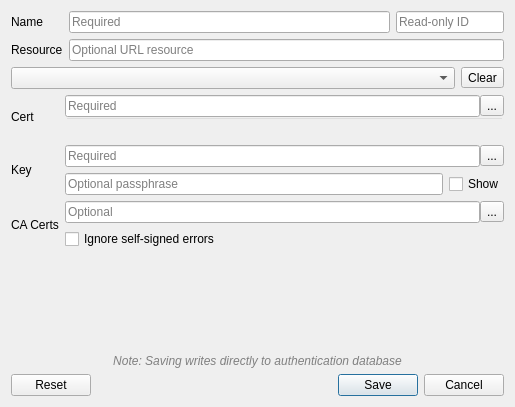
dakcarto/QGIS-Auth, file src/ui/qgsauthenticationconfigwidget.ui: the form before one commit.
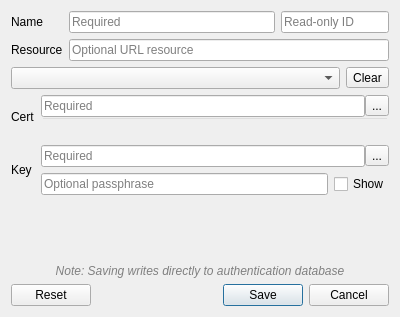
The form after the commit. The open tabs and pages were chosen to show the change.

Commit message: Strip CA paths and self-signed properties from old PKI auth configs

Patch:
```diff
--- a/src/ui/qgsauthenticationconfigwidget.ui
+++ b/src/ui/qgsauthenticationconfigwidget.ui
@@ -6,8 +6,8 @@
    <rect>
     <x>0</x>
     <y>0</y>
-    <width>515</width>
-    <height>407</height>
+    <width>400</width>
+    <height>317</height>
    </rect>
   </property>
   <property name="minimumSize">
@@ -164,6 +164,45 @@
        <property name="bottomMargin">
         <number>0</number>
        </property>
+       <item row="4" column="0">
+        <widget class="QLabel" name="lblPkiPathsKey">
+         <property name="sizePolicy">
+          <sizepolicy hsizetype="Maximum" vsizetype="Preferred">
+           <horstretch>0</horstretch>
+           <verstretch>0</verstretch>
+          </sizepolicy>
+         </property>
+         <property name="text">
+          <string>Key</string>
+         </property>
+        </widget>
+       </item>
+       <item row="10" column="1">
+        <spacer name="verticalSpacer_3">
+         <property name="orientation">
+          <enum>Qt::Vertical</enum>
+         </property>
+         <property name="sizeHint" stdset="0">
+          <size>
+           <width>20</width>
+           <height>0</height>
+          </size>
+         </property>
+        </spacer>
+       </item>
+       <item row="3" column="0">
+        <widget class="QLabel" name="lblPkiPathsCert">
+         <property name="sizePolicy">
+          <sizepolicy hsizetype="Maximum" vsizetype="Preferred">
+           <horstretch>0</horstretch>
+           <verstretch>0</verstretch>
+          </sizepolicy>
+         </property>
+         <property name="text">
+          <string>Cert</string>
+         </property>
+        </widget>
+       </item>
        <item row="3" column="1">
         <layout class="QGridLayout" name="gridLayout_3">
          <property name="spacing">
@@ -201,62 +240,6 @@
          </item>
         </layout>
        </item>
-       <item row="10" column="1">
-        <layout class="QGridLayout" name="gridLayout_6">
-         <property name="horizontalSpacing">
-          <number>0</number>
-         </property>
-         <property name="verticalSpacing">
-          <number>6</number>
-         </property>
-         <item row="0" column="1">
-          <widget class="QToolButton" name="btnPkiPathsCaCerts">
-           <property name="text">
-            <string>...</string>
-           </property>
-           <property name="popupMode">
-            <enum>QToolButton::InstantPopup</enum>
-           </property>
-          </widget>
-         </item>
-         <item row="0" column="0">
-          <widget class="QLineEdit" name="lePkiPathsCaCerts">
-           <property name="readOnly">
-            <bool>true</bool>
-           </property>
-           <property name="placeholderText">
-            <string>Optional</string>
-           </property>
-          </widget>
-         </item>
-         <item row="1" column="0">
-          <widget class="QCheckBox" name="chkPkiPathsIgnoreSelf">
-           <property name="sizePolicy">
-            <sizepolicy hsizetype="MinimumExpanding" vsizetype="Fixed">
-             <horstretch>0</horstretch>
-             <verstretch>0</verstretch>
-            </sizepolicy>
-           </property>
-           <property name="text">
-            <string>Ignore self-signed errors</string>
-           </property>
-          </widget>
-         </item>
-        </layout>
-       </item>
-       <item row="4" column="0">
-        <widget class="QLabel" name="lblPkiPathsKey">
-         <property name="sizePolicy">
-          <sizepolicy hsizetype="Maximum" vsizetype="Preferred">
-           <horstretch>0</horstretch>
-           <verstretch>0</verstretch>
-          </sizepolicy>
-         </property>
-         <property name="text">
-          <string>Key</string>
-         </property>
-        </widget>
-       </item>
        <item row="4" column="1">
         <layout class="QVBoxLayout" name="verticalLayout_3">
          <property name="spacing">
@@ -318,45 +301,6 @@
          </item>
         </layout>
        </item>
-       <item row="10" column="0">
-        <widget class="QLabel" name="lblPkiPathsCaCerts">
-         <property name="sizePolicy">
-          <sizepolicy hsizetype="Maximum" vsizetype="Preferred">
-           <horstretch>0</horstretch>
-           <verstretch>0</verstretch>
-          </sizepolicy>
-         </property>
-         <property name="text">
-          <string>CA Certs</string>
-         </property>
-        </widget>
-       </item>
-       <item row="3" column="0">
-        <widget class="QLabel" name="lblPkiPathsCert">
-         <property name="sizePolicy">
-          <sizepolicy hsizetype="Maximum" vsizetype="Preferred">
-           <horstretch>0</horstretch>
-           <verstretch>0</verstretch>
-          </sizepolicy>
-         </property>
-         <property name="text">
-          <string>Cert</string>
-         </property>
-        </widget>
-       </item>
-       <item row="11" column="1">
-        <spacer name="verticalSpacer_3">
-         <property name="orientation">
-          <enum>Qt::Vertical</enum>
-         </property>
-         <property name="sizeHint" stdset="0">
-          <size>
-           <width>20</width>
-           <height>0</height>
-          </size>
-         </property>
-        </spacer>
-       </item>
       </layout>
      </widget>
      <widget class="QWidget" name="pagePkiPkcs12">
```
Left out of the diff: 170 changed lines with no effect on the pictures. The commit also changes 6 other files.
